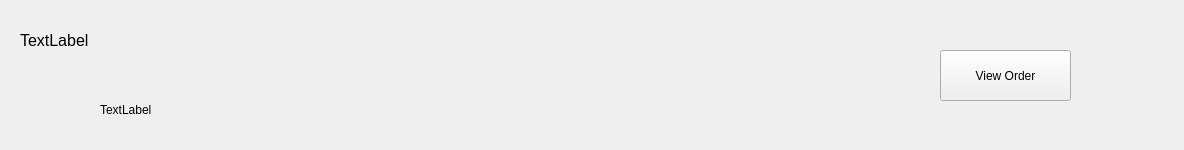
First picture: the form in orderitem.ui, repository zrd96/restaurant, before the edit.
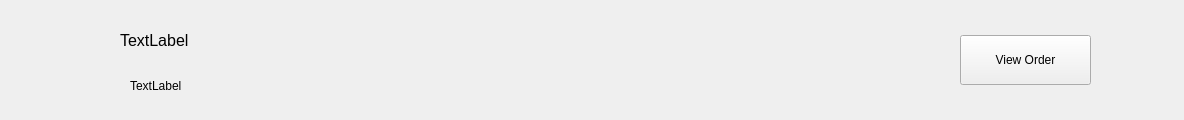
Second picture: the form after the edit.

What changed in the file:
```diff
--- a/orderitem.ui
+++ b/orderitem.ui
@@ -7,7 +7,7 @@
     <x>0</x>
     <y>0</y>
     <width>1184</width>
-    <height>150</height>
+    <height>120</height>
    </rect>
   </property>
   <property name="windowTitle">
@@ -16,7 +16,7 @@
   <widget class="QLabel" name="orderID">
    <property name="geometry">
     <rect>
-     <x>20</x>
+     <x>120</x>
      <y>20</y>
      <width>361</width>
      <height>41</height>
@@ -34,10 +34,10 @@
   <widget class="QLabel" name="isFinished">
    <property name="geometry">
     <rect>
-     <x>100</x>
-     <y>90</y>
+     <x>130</x>
+     <y>70</y>
      <width>91</width>
-     <height>40</height>
+     <height>31</height>
     </rect>
    </property>
    <property name="text">
@@ -47,10 +47,10 @@
   <widget class="QPlainTextEdit" name="orderInfo">
    <property name="geometry">
     <rect>
-     <x>440</x>
+     <x>460</x>
      <y>0</y>
      <width>331</width>
-     <height>151</height>
+     <height>120</height>
     </rect>
    </property>
    <property name="font">
@@ -68,10 +68,10 @@
   <widget class="QPushButton" name="pushButton">
    <property name="geometry">
     <rect>
-     <x>940</x>
-     <y>50</y>
+     <x>960</x>
+     <y>35</y>
      <width>131</width>
-     <height>51</height>
+     <height>50</height>
     </rect>
    </property>
    <property name="text">
@@ -81,10 +81,10 @@
   <widget class="QLabel" name="isFinishedIcon">
    <property name="geometry">
     <rect>
-     <x>50</x>
-     <y>90</y>
-     <width>40</width>
-     <height>40</height>
+     <x>15</x>
+     <y>15</y>
+     <width>80</width>
+     <height>80</height>
     </rect>
    </property>
    <property name="text">
```
